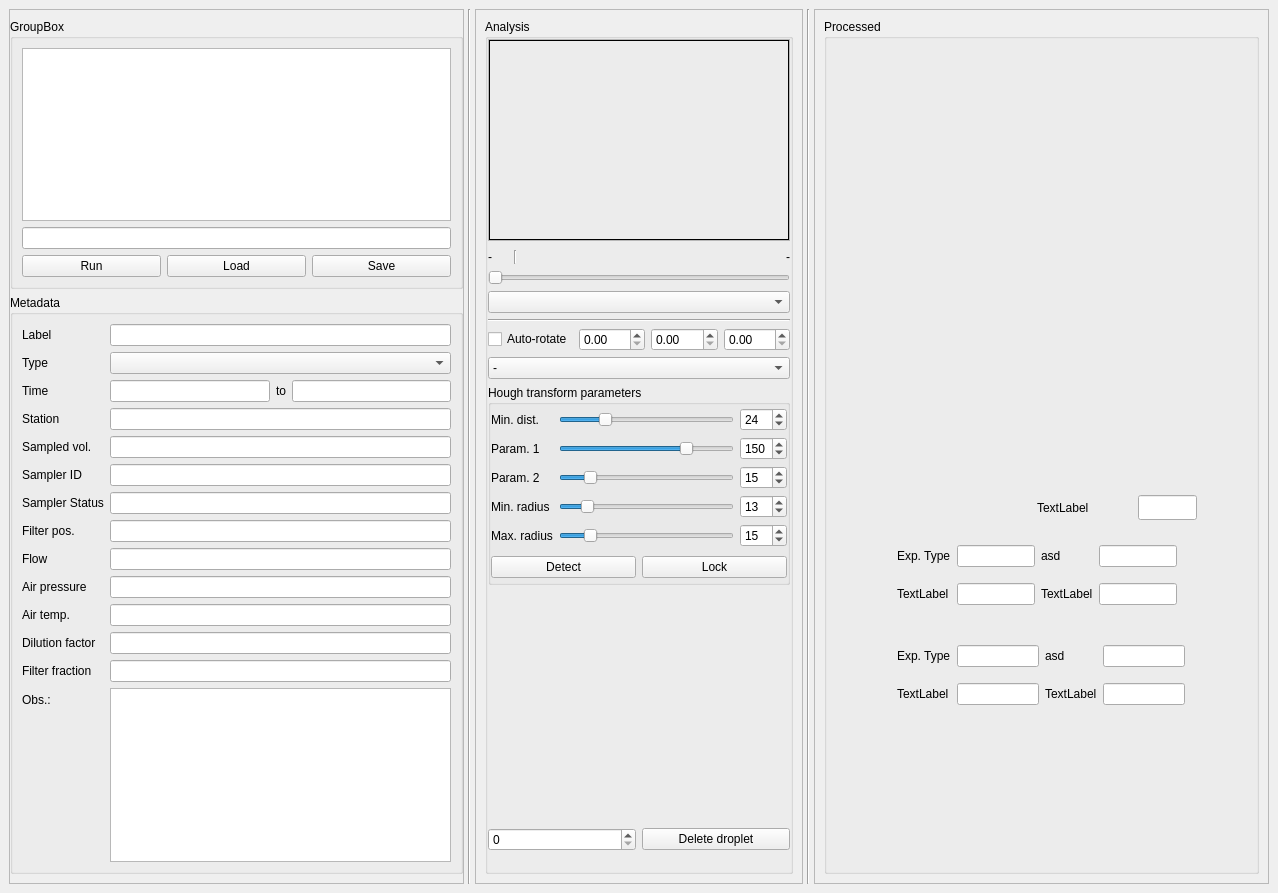
Before: the Qt Designer form src/gui/analysis.ui in gfogwill/FrESH, drawn with Qt 5.
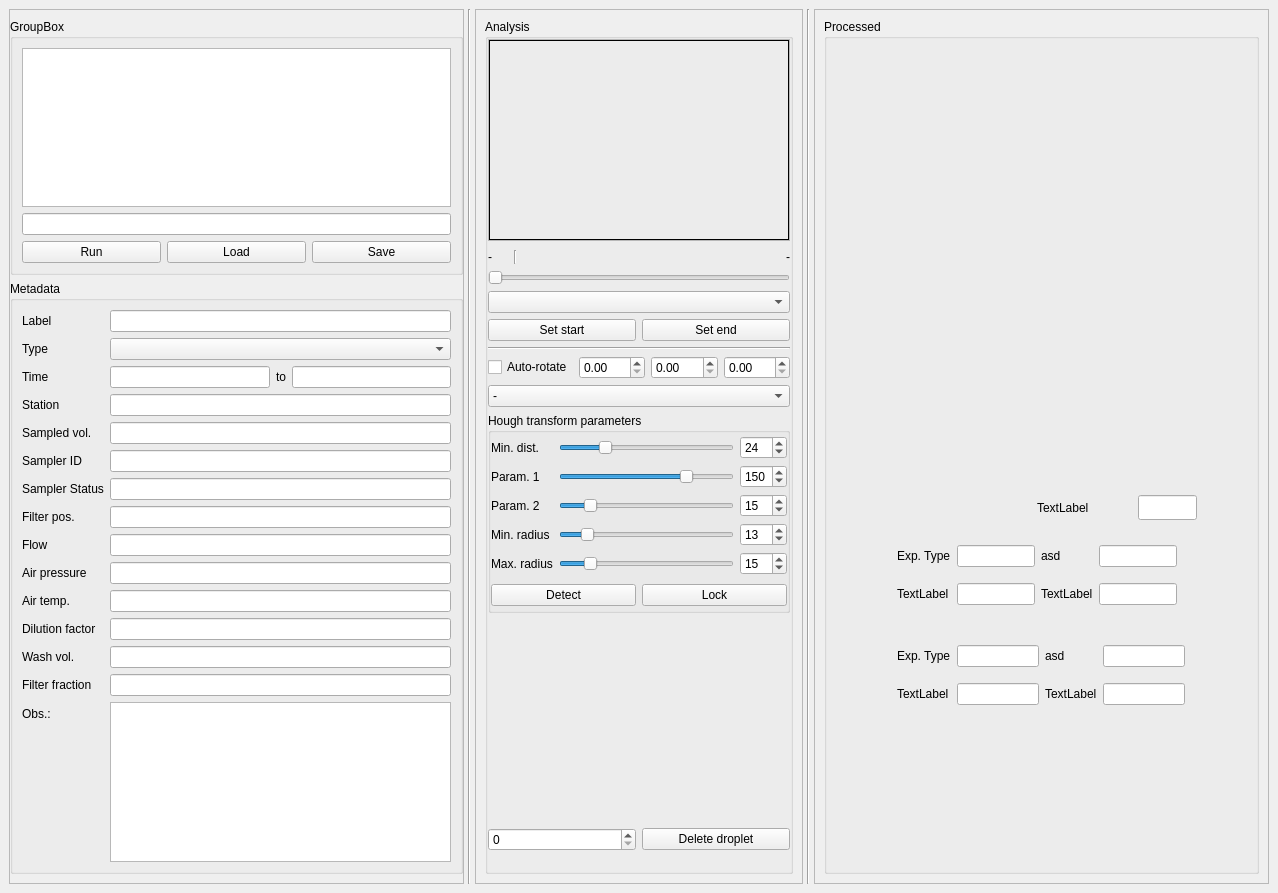
After: the same form once the commit is applied. Custom widgets are drawn as their Qt base class.

Commit message: feat: buttons to change start and end time of experiment

Patch:
```diff
--- a/src/gui/analysis.ui
+++ b/src/gui/analysis.ui
@@ -228,21 +228,21 @@
                 <item row="9" column="1">
                  <widget class="QLineEdit" name="press_text_edit"/>
                 </item>
-                <item row="12" column="0">
+                <item row="13" column="0">
                  <widget class="QLabel" name="label_27">
                   <property name="text">
                    <string>Filter fraction</string>
                   </property>
                  </widget>
                 </item>
-                <item row="13" column="0">
+                <item row="14" column="0">
                  <widget class="QLabel" name="label_obs">
                   <property name="text">
                    <string>Obs.:</string>
                   </property>
                  </widget>
                 </item>
-                <item row="13" column="1">
+                <item row="14" column="1">
                  <widget class="QTextEdit" name="exp_description_text_edit"/>
                 </item>
                 <item row="10" column="1">
@@ -255,7 +255,7 @@
                   </property>
                  </widget>
                 </item>
-                <item row="12" column="1">
+                <item row="13" column="1">
                  <widget class="QLineEdit" name="filter_fraction_text_edit"/>
                 </item>
                 <item row="11" column="1">
@@ -268,6 +268,16 @@
                   </property>
                  </widget>
                 </item>
+                <item row="12" column="0">
+                 <widget class="QLabel" name="label_29">
+                  <property name="text">
+                   <string>Wash vol.</string>
+                  </property>
+                 </widget>
+                </item>
+                <item row="12" column="1">
+                 <widget class="QLineEdit" name="wash_vol_text_edit"/>
+                </item>
                </layout>
               </item>
              </layout>
@@ -471,6 +481,24 @@
                 <item>
                  <widget class="QComboBox" name="comboBox_templates"/>
                 </item>
+                <item>
+                 <layout class="QHBoxLayout" name="horizontalLayout_7">
+                  <item>
+                   <widget class="QPushButton" name="set_scan_start_button">
+                    <property name="text">
+                     <string>Set start</string>
+                    </property>
+                   </widget>
+                  </item>
+                  <item>
+                   <widget class="QPushButton" name="set_scan_end_button">
+                    <property name="text">
+                     <string>Set end</string>
+                    </property>
+                   </widget>
+                  </item>
+                 </layout>
+                </item>
                 <item>
                  <widget class="Line" name="line">
                   <property name="orientation">
```
The commit also changes 1 other file.
